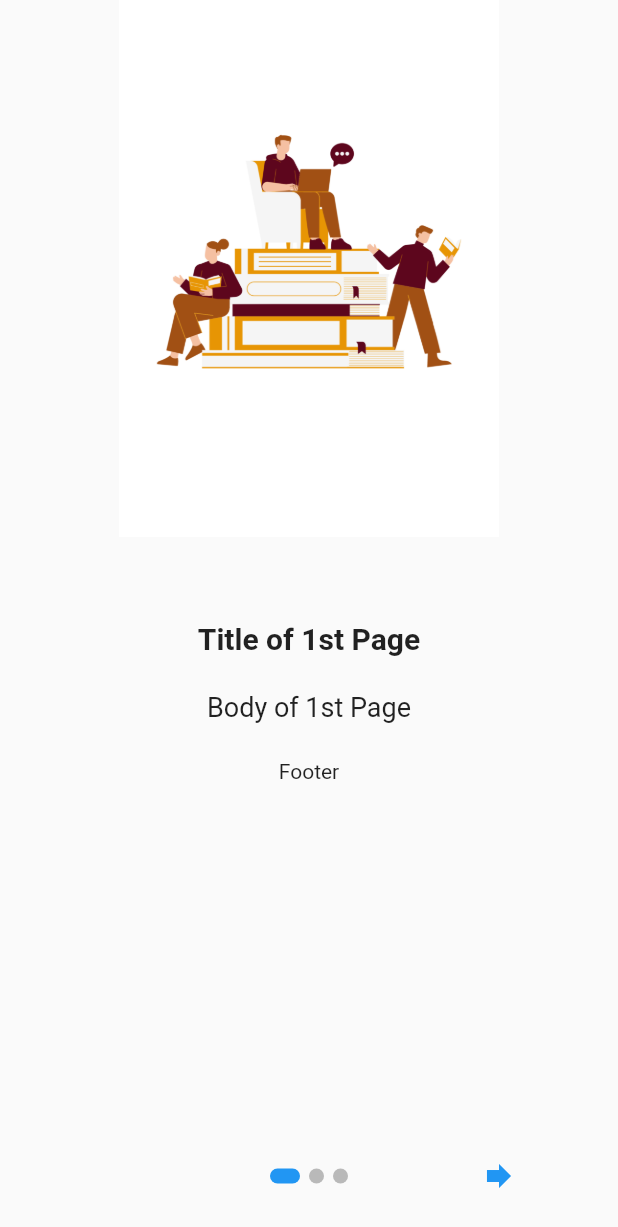
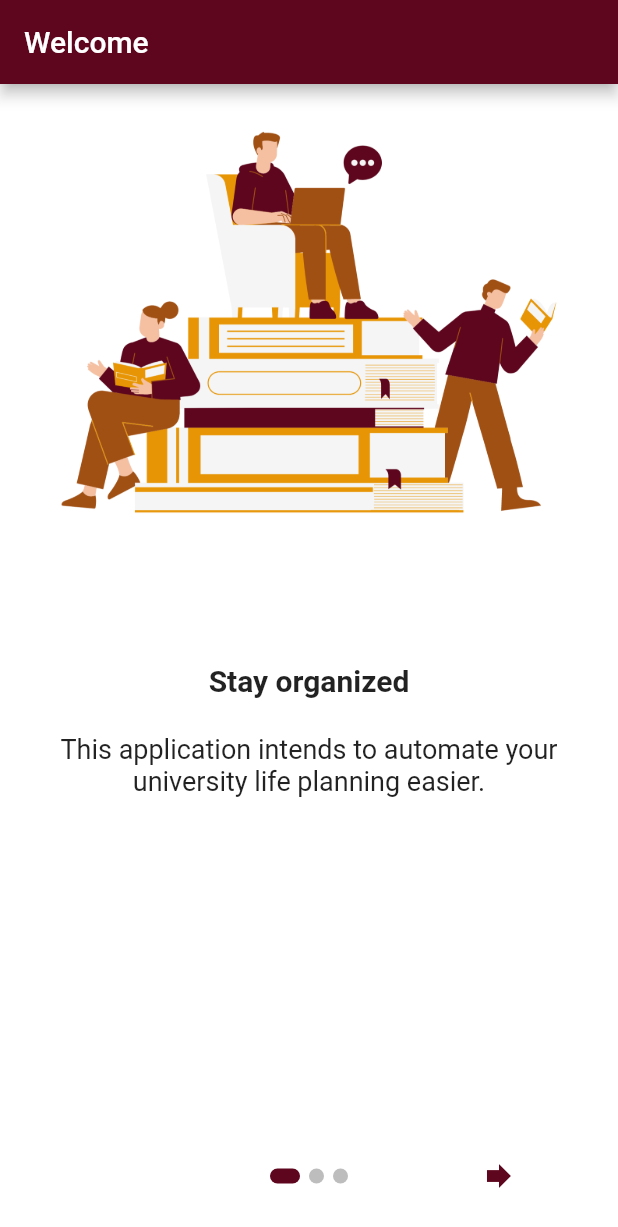
Before and after one commit to Loximity-oss/UTM-Study-Planner, a Flutter app: the screen it shows after launch, on a phone screen of 412 x 824 dp. Shown: the top 1227 px of the screen. Run offline on Flutter 3.47's test engine with Material 2 defaults, Android fonts, the phone set to English and light mode, and no system bars; drawn by our look-alikes of introduction_screen; our stand-ins replace hive, hive_flutter; accounts and stored records are empty; project files that could hold a hidden picture were left out.

Commit message:
completed onboarding

```diff
--- a/utmstudyplanner_mobile/lib/views/login.dart
+++ b/utmstudyplanner_mobile/lib/views/login.dart
@@ -8,7 +8,6 @@ class loginPage extends StatelessWidget {
   @override
   Widget build(BuildContext context) {
     final box = Hive.box('');
-    box.put('introduction', true);
     bool firstTimeState = box.get('introduction') ?? true;
     return firstTimeState
         ? const IntroductionPage()
--- a/utmstudyplanner_mobile/lib/views/onboarding.dart
+++ b/utmstudyplanner_mobile/lib/views/onboarding.dart
@@ -13,46 +13,34 @@ class IntroductionPage extends StatelessWidget {
     final box = Hive.box('');
 
     return Scaffold(
+      appBar: AppBar(backgroundColor: const Color.fromRGBO(93, 6, 29, 1.0), title: const Text('Welcome')),
       body: IntroductionScreen(
+        globalBackgroundColor: Colors.white,
         pages: [
           PageViewModel(
-            title: 'Title of 1st Page', //Basic String Title
-            body: 'Body of 1st Page', //Basic String Body
-            decoration:
-            const PageDecoration(), //Page decoration Contain all page customizations
+            title: "Stay organized",
+            body: "This application intends to automate your university life planning easier.",
             image: Center(
               child: Image.asset(
                   'assets/onboarding/onboarding-1.png'),
-            ), //If you want to you can also wrap around Alignment
-            reverse: false, //If widget Order is reverse - body before image
-            footer: const Text('Footer'), //You can add button here for instance
+            ),
           ),
           PageViewModel(
-
-            title: 'Title of 1st Page', //Basic String Title
-            body: 'Body of 1st Page', //Basic String Body
-            decoration:
-            const PageDecoration(), //Page decoration Contain all page customizations
+            title: "Timetable syncing with faculty",
+            body: "Avoid last minute changes by academic staff by having to sort your timetable.",
             image: Center(
               child: Image.asset(
                   'assets/onboarding/onboarding-2.png'),
-            ), //If you want to you can also wrap around Alignment
-            reverse: false, //If widget Order is reverse - body before image
-            footer: const Text('Footer'), //You can add button here for instance
+            ),
           ),
           PageViewModel(
-            title: 'Title of 1st Page', //Basic String Title
-            body: 'Body of 1st Page', //Basic String Body
-            decoration:
-            const PageDecoration(), //Page decoration Contain all page customizations
+            title: "Available in Mobile and Web",
+            body: "Access this system anywhere you wish.",
             image: Center(
               child: Image.asset(
                   'assets/onboarding/onboarding-3.png'),
-            ), //If you want to you can also wrap around Alignment
-            reverse: false, //If widget Order is reverse - body before image
-            footer: const Text('Footer'), //You can add button here for instance
+            ),
           ),
-
         ],
         onDone: () {
           box.put('introduction', false);
@@ -64,13 +52,13 @@ class IntroductionPage extends StatelessWidget {
             ),
           );
         },
-        skip: const Icon(Icons.skip_next),
-        next: const Icon(Icons.forward),
-        done: const Text("Done", style: TextStyle(fontWeight: FontWeight.w600)),
+        skip: const Icon(Icons.skip_next, color: Color.fromRGBO(93, 6, 29, 1.0)),
+        next: const Icon(Icons.forward, color: Color.fromRGBO(93, 6, 29, 1.0)),
+        done: const Text("Done", style: TextStyle(fontWeight: FontWeight.w600, color: Color.fromRGBO(93, 6, 29, 1.0))),
         dotsDecorator: DotsDecorator(
             size: const Size.square(10.0),
             activeSize: const Size(20.0, 10.0),
-            activeColor: Colors.blue,
+            activeColor: const Color.fromRGBO(93, 6, 29, 1.0),
             color: Colors.black26,
             spacing: const EdgeInsets.symmetric(horizontal: 3.0),
             activeShape: RoundedRectangleBorder(
--- a/utmstudyplanner_mobile/pubspec.yaml
+++ b/utmstudyplanner_mobile/pubspec.yaml
@@ -31,7 +31,7 @@ dependencies:
     sdk: flutter
   hive: ^2.0.5
   hive_flutter: ^1.1.0
-  introduction_screen: ^2.1.0
+  introduction_screen: ^3.0.2
   shared_preferences:
 
   # The following adds the Cupertino Icons font to your application.
```
Also changed, not shown: utmstudyplanner_mobile/assets/onboarding/onboarding-1.png, utmstudyplanner_mobile/assets/onboarding/onboarding-2.png, utmstudyplanner_mobile/assets/onboarding/onboarding-3.png, utmstudyplanner_mobile/lib/views/home/homescreen.dart (added), utmstudyplanner_mobile/lib/views/register.dart (added), utmstudyplanner_mobile/pubspec.lock.
